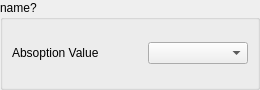
The window that Gui/forms/form_fwheelwidget.ui (slsdetectorgroup/motorControlSoftware) describes before a commit, drawn with Qt 5.
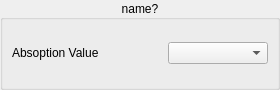
The same window after the commit.

What changed in the file:
```diff
--- a/Gui/forms/form_fwheelwidget.ui
+++ b/Gui/forms/form_fwheelwidget.ui
@@ -6,7 +6,7 @@
    <rect>
     <x>0</x>
     <y>0</y>
-    <width>260</width>
+    <width>280</width>
     <height>90</height>
    </rect>
   </property>
@@ -18,13 +18,13 @@
   </property>
   <property name="minimumSize">
    <size>
-    <width>260</width>
+    <width>280</width>
     <height>90</height>
    </size>
   </property>
   <property name="maximumSize">
    <size>
-    <width>260</width>
+    <width>280</width>
     <height>90</height>
    </size>
   </property>
@@ -61,8 +61,11 @@
      <property name="title">
       <string>name?</string>
      </property>
+     <property name="alignment">
+      <set>Qt::AlignCenter</set>
+     </property>
      <property name="flat">
-      <bool>true</bool>
+      <bool>false</bool>
      </property>
      <layout class="QGridLayout" name="gridGroupbox">
       <item row="0" column="0">
```
